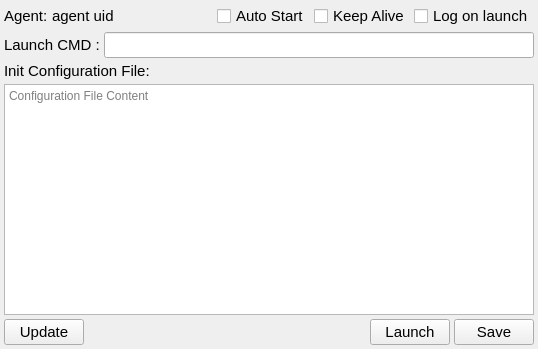
This is ccs/node/agent/AgentNodeAssociationEditor.ui in bisegni/chaosframework as Qt 5 draws it before an edit. The edited form follows.
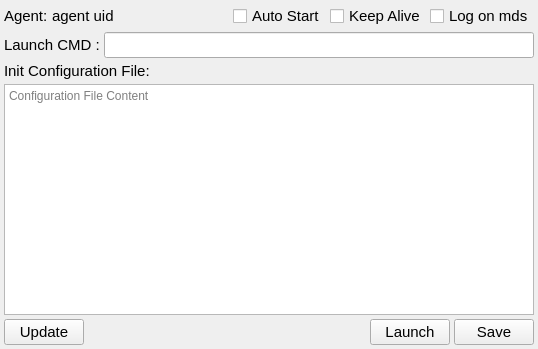
This is the edited form.

```diff
--- a/ccs/node/agent/AgentNodeAssociationEditor.ui
+++ b/ccs/node/agent/AgentNodeAssociationEditor.ui
@@ -90,7 +90,7 @@
         </font>
        </property>
        <property name="text">
-        <string>Log on launch</string>
+        <string>Log on mds</string>
        </property>
       </widget>
      </item>
```
